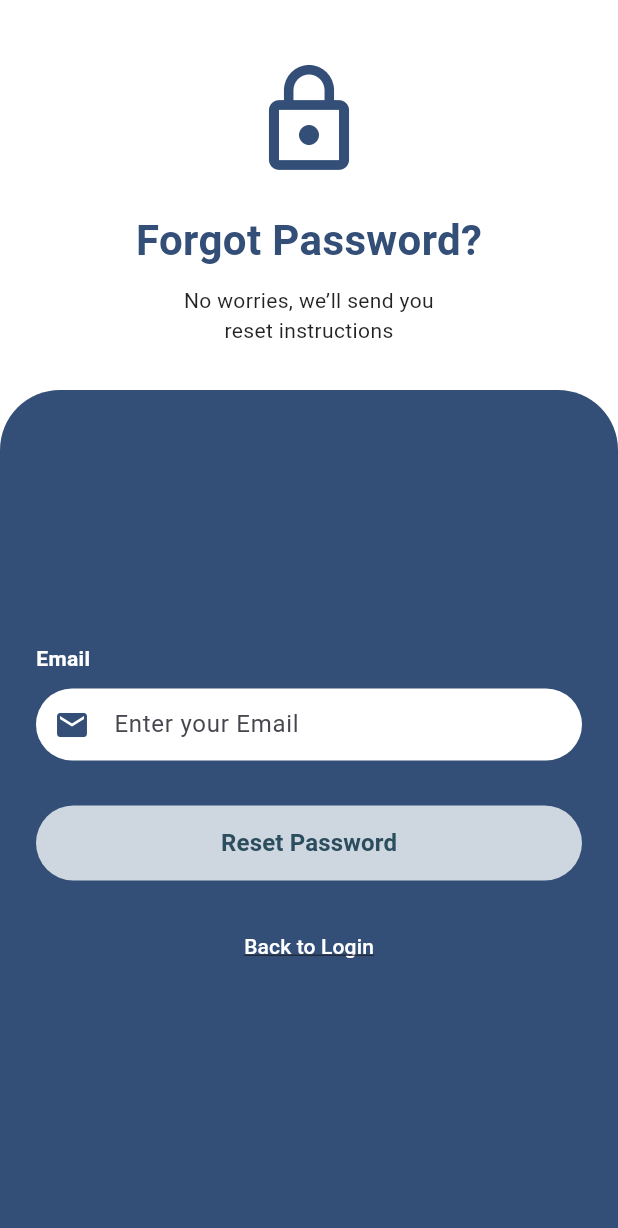
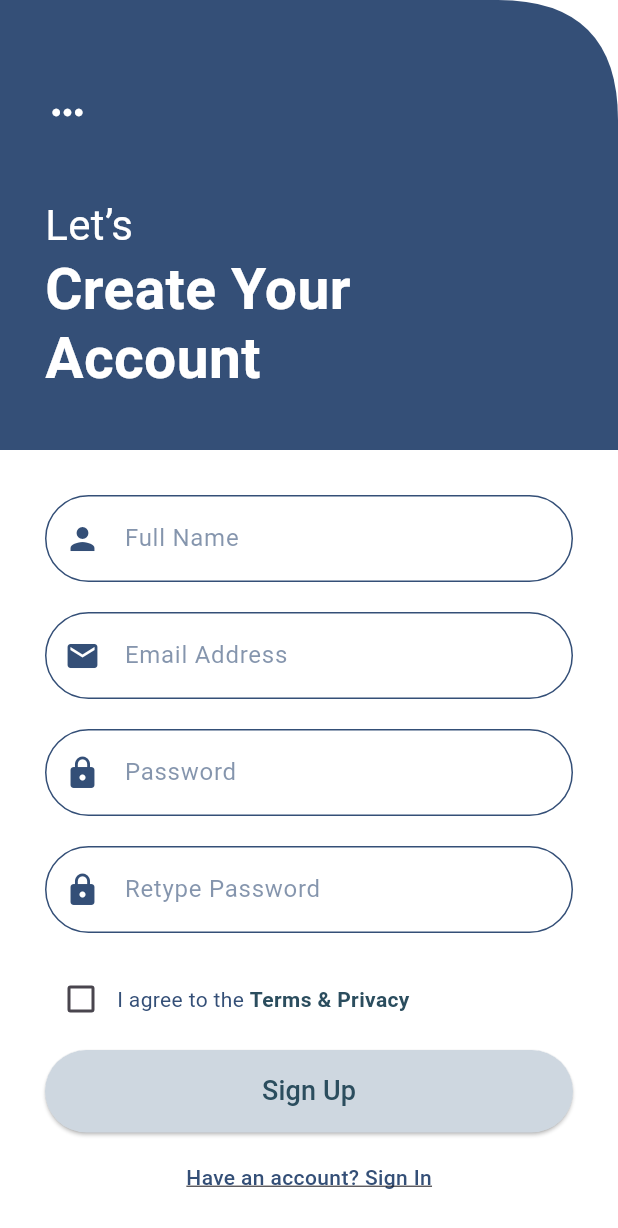
Before and after one commit to Khushipatel5/Oddo_Hackathon, a Flutter app: the screen it shows after launch, on a phone screen of 412 x 824 dp. Shown: the top 1228 px of the screen. Run offline on Flutter 3.47's test engine with Material 3 defaults, Android fonts, the phone set to English and light mode, and no system bars; our stand-ins replace email_validator, sqflite; accounts and stored records are empty.

Commit message:
COMMITED BY DHRUVI VALERA

```diff
--- /dev/null
+++ b/lib/constants.dart
@@ -0,0 +1,10 @@
+import 'package:flutter/material.dart';
+
+class AppColors {
+  static const Color primaryColor = Color(0xFF344f77); // Dark blue
+  static const Color backgroundColor = Colors.white;
+  static const Color inputFieldColor = Colors.white;
+  static const Color formContainerColor = Color(0xFF344f77);
+  static const Color buttonColor = Color(0xFFced7e0); // Light grey-blue
+  static const Color buttonTextColor = Color(0xFF2b4d5e); // Button text
+}
--- a/lib/database/db_method.dart
+++ b/lib/database/db_method.dart
@@ -130,6 +130,7 @@ class Db_Methods{
     );
   }
 //endregion
+
   // region table swap request
 
   Future<int> insertSwapRequest(SwapRequest swapRequest) async {
@@ -177,5 +178,5 @@ class Db_Methods{
       whereArgs: [swapId],
     );
   }
-//end region
+//endregion
 }
--- a/lib/main.dart
+++ b/lib/main.dart
@@ -1,4 +1,5 @@
 import 'package:flutter/material.dart';
+import 'package:oddo_hackathon_project/screens/sign_up_page.dart';
 
 import 'screens/ResetPasswordPage.dart';
 
@@ -14,6 +15,7 @@
   Widget build(BuildContext context) {
     return MaterialApp(
       title: 'Flutter Demo',
+      debugShowCheckedModeBanner: false,
       theme: ThemeData(
         // This is the theme of your application.
         //
@@ -33,7 +35,7 @@
         colorScheme: ColorScheme.fromSeed(seedColor: Colors.deepPurple),
         useMaterial3: true,
       ),
-      home: ResetPasswordPage(),
+      home: SignUpPage(),
     );
   }
 }
--- a/lib/screens/ResetPasswordPage.dart
+++ b/lib/screens/ResetPasswordPage.dart
@@ -1,14 +1,6 @@
 import 'package:flutter/material.dart';
 import 'package:email_validator/email_validator.dart';
-
-class AppConstants {
-  static const Color primaryColor = Color(0xFF344f77); // Dark blue
-  static const Color backgroundColor = Colors.white;
-  static const Color inputFieldColor = Colors.white;
-  static const Color formContainerColor = Color(0xFF344f77);
-  static const Color buttonColor = Color(0xFFced7e0); // Light grey-blue
-  static const Color buttonTextColor = Color(0xFF2b4d5e); // Button text
-}
+import 'package:oddo_hackathon_project/constants.dart';
 
 class ValidationUtils {
   static String? validateEmail(String? value) {
@@ -36,8 +28,8 @@ class ReusableButton extends StatelessWidget {
     return ElevatedButton(
       onPressed: onPressed,
       style: ElevatedButton.styleFrom(
-        backgroundColor: AppConstants.buttonColor,
-        foregroundColor: AppConstants.buttonTextColor,
+        backgroundColor: AppColors.buttonColor,
+        foregroundColor: AppColors.buttonTextColor,
         shape: RoundedRectangleBorder(borderRadius: BorderRadius.circular(30)),
         minimumSize: const Size(double.infinity, 50),
         elevation: 0,
@@ -79,19 +71,19 @@ class _ResetPasswordPageState extends State<ResetPasswordPage> {
   @override
   Widget build(BuildContext context) {
     return Scaffold(
-      backgroundColor: AppConstants.backgroundColor,
+      backgroundColor: AppColors.backgroundColor,
       body: SafeArea(
         child: Column(
           children: [
             const SizedBox(height: 40),
-            const Icon(Icons.lock_outline, size: 80, color: AppConstants.primaryColor),
+            const Icon(Icons.lock_outline, size: 80, color: AppColors.primaryColor),
             const SizedBox(height: 20),
             Text(
               'Forgot Password?',
               style: TextStyle(
                 fontSize: 28,
                 fontWeight: FontWeight.bold,
-                color: AppConstants.primaryColor,
+                color: AppColors.primaryColor,
               ),
             ),
             const SizedBox(height: 10),
@@ -107,7 +99,7 @@ class _ResetPasswordPageState extends State<ResetPasswordPage> {
               child: Container(
                 width: double.infinity,
                 decoration: const BoxDecoration(
-                  color: AppConstants.formContainerColor,
+                  color: AppColors.formContainerColor,
                   borderRadius: BorderRadius.vertical(top: Radius.circular(40)),
                 ),
                 padding: const EdgeInsets.all(24.0),
@@ -116,6 +108,7 @@ class _ResetPasswordPageState extends State<ResetPasswordPage> {
                   child: Column(
                     mainAxisAlignment: MainAxisAlignment.center,
                     children: [
+                      SizedBox(height: 60,),
                       Align(
                         alignment: Alignment.centerLeft,
                         child: Text(
@@ -126,15 +119,15 @@ class _ResetPasswordPageState extends State<ResetPasswordPage> {
                           ),
                         ),
                       ),
-                      const SizedBox(height: 10),
+                      const SizedBox(height: 20),
                       TextFormField(
                         controller: _emailController,
                         style: const TextStyle(color: Colors.black),
                         decoration: InputDecoration(
                           hintText: 'Enter your Email',
-                          prefixIcon: const Icon(Icons.email, color: AppConstants.primaryColor),
+                          prefixIcon: const Icon(Icons.email, color: AppColors.primaryColor),
                           filled: true,
-                          fillColor: AppConstants.inputFieldColor,
+                          fillColor: AppColors.inputFieldColor,
                           contentPadding: const EdgeInsets.symmetric(vertical: 0, horizontal: 20),
                           border: OutlineInputBorder(
                             borderRadius: BorderRadius.circular(30),
--- /dev/null
+++ b/lib/screens/sign_up_page.dart
@@ -0,0 +1,195 @@
+import 'package:flutter/material.dart';
+import 'package:oddo_hackathon_project/constants.dart';
+
+
+class SignUpPage extends StatefulWidget {
+  @override
+  State<SignUpPage> createState() => _SignUpPageState();
+}
+
+class _SignUpPageState extends State<SignUpPage> {
+  bool isChecked = false;
+
+  @override
+  Widget build(BuildContext context) {
+    return Scaffold(
+      backgroundColor: AppColors.backgroundColor,
+      body: SafeArea(
+        child: ListView(
+          padding: EdgeInsets.zero,
+          children: [
+            // HEADER
+            ClipPath(
+              clipper: TopRightRoundedClipper(),
+              child: Container(
+                height: 300,
+                width: double.infinity,
+                color: AppColors.formContainerColor,
+                child: Padding(
+                  padding: const EdgeInsets.symmetric(horizontal: 30, vertical: 60),
+                  child: Column(
+                    crossAxisAlignment: CrossAxisAlignment.start,
+                    children: [
+                      Icon(Icons.more_horiz, color: AppColors.backgroundColor, size: 30),
+                      SizedBox(height: 40),
+                      Text(
+                        "Let’s",
+                        style: TextStyle(
+                          color: AppColors.backgroundColor,
+                          fontSize: 28,
+                          fontWeight: FontWeight.w400,
+                        ),
+                      ),
+                      Text(
+                        "Create Your Account",
+                        style: TextStyle(
+                          color: AppColors.backgroundColor,
+                          fontSize: 38,
+                          fontWeight: FontWeight.bold,
+                          height: 1.2,
+                        ),
+                      ),
+                    ],
+                  ),
+                ),
+              ),
+            ),
+            Padding(
+              padding: const EdgeInsets.symmetric(horizontal: 30.0),
+              child: Column(
+                children: [
+                  SizedBox(height: 30),
+                  buildTextField(
+                    icon: Icons.person,
+                    hintText: 'Full Name',
+                  ),
+                  SizedBox(height: 20),
+                  buildTextField(
+                    icon: Icons.email,
+                    hintText: 'Email Address',
+                  ),
+                  SizedBox(height: 20),
+                  buildTextField(
+                    icon: Icons.lock,
+                    hintText: 'Password',
+                    obscureText: true,
+                  ),
+                  SizedBox(height: 20),
+                  buildTextField(
+                    icon: Icons.lock,
+                    hintText: 'Retype Password',
+                    obscureText: true,
+                  ),
+                  SizedBox(height: 20),
+                  Row(
+                    children: [
+                      Checkbox(
+                        value: isChecked,
+                        activeColor: AppColors.buttonTextColor,
+                        onChanged: (value) {
+                          setState(() {
+                            isChecked = value ?? false;
+                          });
+                        },
+                      ),
+                      Text(
+                        "I agree to the ",
+                        style: TextStyle(color: AppColors.primaryColor),
+                      ),
+                      GestureDetector(
+                        onTap: () {},
+                        child: Text(
+                          "Terms & Privacy",
+                          style: TextStyle(
+                            fontWeight: FontWeight.bold,
+                            color: AppColors.buttonTextColor,
+                          ),
+                        ),
+                      )
+                    ],
+                  ),
+                  SizedBox(height: 10),
+                  SizedBox(
+                    width: double.infinity,
+                    height: 55,
+                    child: ElevatedButton(
+                      onPressed: () {},
+                      style: ElevatedButton.styleFrom(
+                        backgroundColor: AppColors.buttonColor,
+                        shape: RoundedRectangleBorder(
+                          borderRadius: BorderRadius.circular(30),
+                        ),
+                      ),
+                      child: Text(
+                        "Sign Up",
+                        style: TextStyle(
+                          color: AppColors.buttonTextColor,
+                          fontSize: 18,
+                        ),
+                      ),
+                    ),
+                  ),
+                  SizedBox(height: 20),
+                  GestureDetector(
+                    onTap: () {},
+                    child: Text(
+                      "Have an account? Sign In",
+                      style: TextStyle(
+                        color: AppColors.primaryColor,
+                        fontWeight: FontWeight.w500,
+                        decoration: TextDecoration.underline,
+                      ),
+                    ),
+                  ),
+                  SizedBox(height: 40),
+                ],
+              ),
+            )
+          ],
+        ),
+      ),
+    );
+  }
+
+  Widget buildTextField({
+    required IconData icon,
+    required String hintText,
+    bool obscureText = false,
+  }) {
+    return Container(
+      decoration: BoxDecoration(
+        color: AppColors.inputFieldColor,
+        border: Border.all(color: AppColors.primaryColor),
+        borderRadius: BorderRadius.circular(30),
+      ),
+      child: TextField(
+        obscureText: obscureText,
+        decoration: InputDecoration(
+          prefixIcon: Icon(icon, color: AppColors.primaryColor),
+          hintText: hintText,
+          hintStyle: TextStyle(color: AppColors.primaryColor.withOpacity(0.6)),
+          border: InputBorder.none,
+          contentPadding: EdgeInsets.symmetric(vertical: 16),
+        ),
+        style: TextStyle(color: AppColors.primaryColor),
+      ),
+    );
+  }
+}
+
+/// Custom Clipper to create top-right rounded shape
+class TopRightRoundedClipper extends CustomClipper<Path> {
+  @override
+  Path getClip(Size size) {
+    Path path = Path();
+    path.lineTo(0, size.height);
+    path.lineTo(size.width, size.height);
+    path.lineTo(size.width, 80);
+    path.quadraticBezierTo(size.width, 0, size.width - 80, 0);
+    path.close();
+    return path;
+  }
+
+  @override
+  bool shouldReclip(CustomClipper<Path> oldClipper) => false;
+}
```
Also changed, not shown: pubspec.lock.
